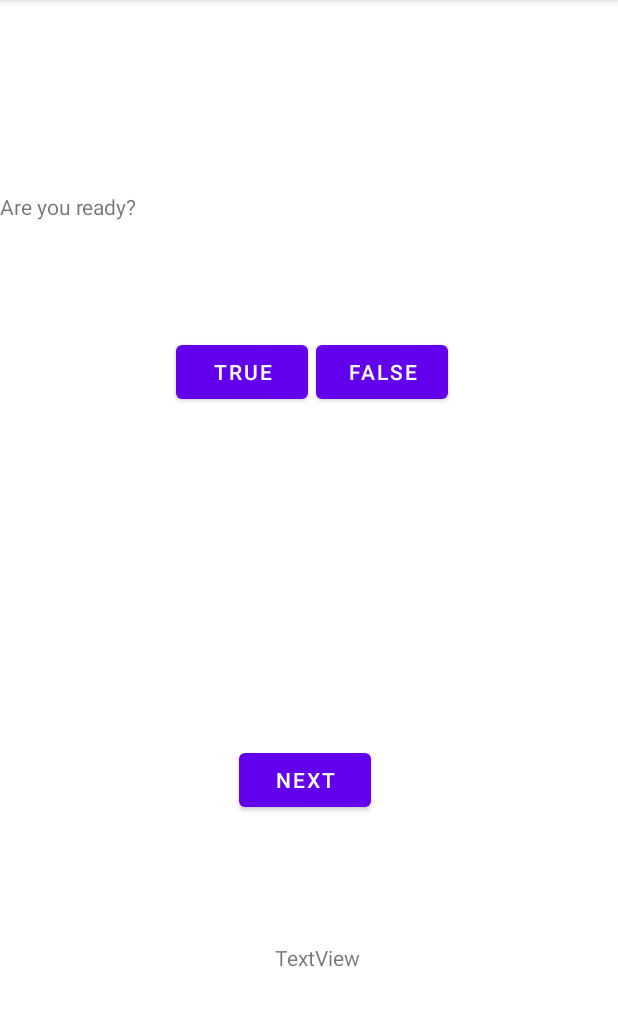
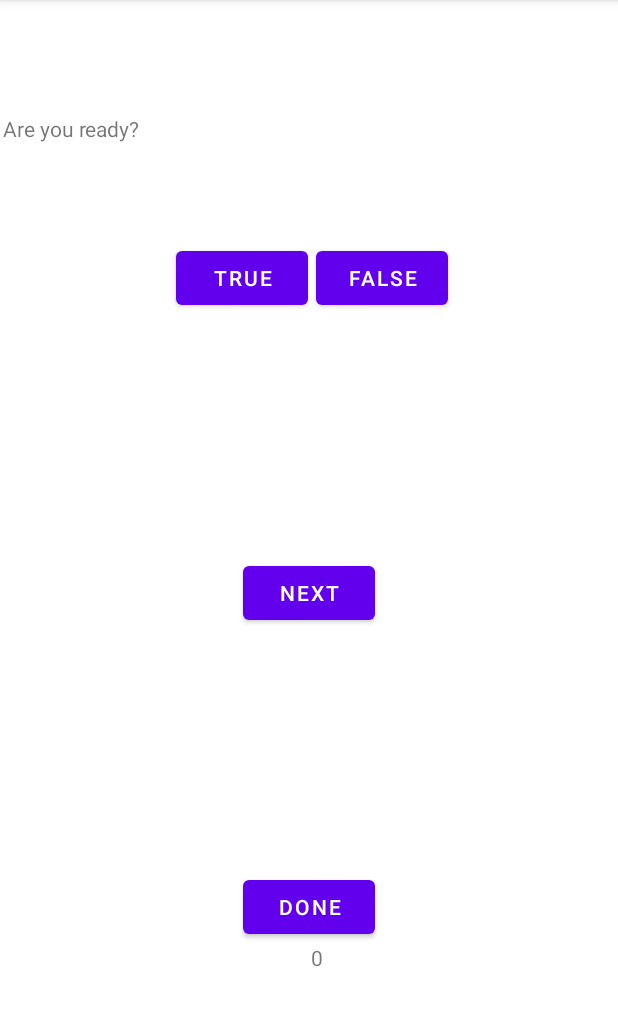
Before and after one commit to Computer217/Quiz-App-Android, an Android app: the screen it shows after launch (MainActivity), on a phone screen of 412 x 824 dp, the part 84-1110 px from its top. Run offline under Robolectric (Android 15) with nearby library versions, the phone set to English and light mode, and no system bars.

Commit message:
"true button functionality"

```diff
--- a/app/src/main/AndroidManifest.xml
+++ b/app/src/main/AndroidManifest.xml
@@ -9,6 +9,10 @@
         android:roundIcon="@mipmap/ic_launcher_round"
         android:supportsRtl="true"
         android:theme="@style/Theme.A202102QuizApp">
+        <activity
+            android:name=".SummaryActivity"
+            android:label="@string/title_activity_summary"
+            android:theme="@style/Theme.A202102QuizApp.NoActionBar"></activity>
         <activity
             android:name=".MainActivity"
             android:label="@string/app_name"
--- a/app/src/main/java/com/example/a2021_02_quizapp/MainActivity.java
+++ b/app/src/main/java/com/example/a2021_02_quizapp/MainActivity.java
@@ -1,5 +1,6 @@
 package com.example.a2021_02_quizapp;
 
+import android.content.Intent;
 import android.os.Bundle;
 
 import com.example.a2021_02_quizapp.controller.NextQuestion;
@@ -26,13 +27,16 @@ public class MainActivity extends AppCompatActivity {
 
     private TextView questionView;
     private TextView scoreView;
-    private Button true_Button;
-    private Button false_Button;
-    private Button next_Button;
+    private Button true_button;
+    private Button false_button;
+    private Button next_button;
+    private Button done_button;
 
     AllQuestions allQuestions = new AllQuestions();
     NextQuestion nextQuestion = new NextQuestion();
     Score score = new Score();
+
+    private final String N_TAG = "IN_ONCLICK";
 
     @Override
     protected void onCreate(Bundle savedInstanceState) {
@@ -48,14 +52,31 @@ public class MainActivity extends AppCompatActivity {
         scoreView.setText(R.string.initial_score);
 
         //find buttons
-        true_Button = findViewById(R.id.t_button);
-        false_Button = findViewById(R.id.f_button);
-        next_Button = findViewById(R.id.next_button);
+        true_button = findViewById(R.id.t_button);
+        false_button = findViewById(R.id.f_button);
+        next_button = findViewById(R.id.next_button);
+        done_button = findViewById(R.id.done_button);
 
-        //make sure the buttons are watching the screen
-        true_Button.setOnClickListener(new View.OnClickListener() {
+        true_button.setOnClickListener(new View.OnClickListener() {
             @Override
-            public void onClick(View view) {
+            public void onClick(View v) {
+                Log.i(N_TAG, "Clicked True");
+                tfButtons(v,true);
+            }
+        });
+
+        false_button.setOnClickListener(new View.OnClickListener() {
+            @Override
+            public void onClick(View v) {
+                Log.i(N_TAG, "Clicked False");
+                tfButtons(v, false);
+            }
+        });
+
+        next_button.setOnClickListener(new View.OnClickListener() {
+            @Override
+            public void onClick(View v) {
+                Log.i(N_TAG, "Clicked Next");
                 int index = nextQuestion.getCurrentQuestion();
                 Question question = null;
                 try {
@@ -64,39 +85,25 @@ public class MainActivity extends AppCompatActivity {
                     Log.d(TAG_INDEX, "index out of bounds");
                 }
 
-                if (question.isQuestionTrue()) {
-                    score.correctAnswer();
-                    scoreView.setText(String.valueOf(score.getScore()));
-                }
+                score.skipQuestion();
+                index = nextQuestion.getNextQuestionIndex();
+                scoreView.setText(String.valueOf(score.getScore()));
 
-                //where is getQuestionID
-                index = allQuestions.getQuestion(index).getQuestionID();
                 questionView.setText(allQuestions.getQuestion(index).getQuestionID());
-            }
-        });
-
-        false_Button.setOnClickListener(new View.OnClickListener() {
-            @Override
-            public void onClick(View view) {
-
 
             }
         });
 
-        next_Button.setOnClickListener(new View.OnClickListener() {
+        done_button.setOnClickListener(new View.OnClickListener() {
             @Override
             public void onClick(View v) {
+                Log.i(N_TAG, "Clicked Done");
+                SummaryActivity(v);
+
             }
         });
 
-
     }
-
-
-
-
-
-
 
     @Override
     public boolean onCreateOptionsMenu(Menu menu) {
@@ -119,4 +126,41 @@ public class MainActivity extends AppCompatActivity {
 
         return super.onOptionsItemSelected(item);
     }
+
+    public void SummaryActivity (View v){
+        Intent intent = new Intent(MainActivity.this, SummaryActivity.class);
+        intent.putExtra("score", score.getScore());
+        startActivity(intent);
+        MainActivity.this.finish();
+    }
+
+
+    public void tfButtons (View v, Boolean flag){
+        int index = nextQuestion.getCurrentQuestion();
+        Question question = null;
+        try {
+            question = allQuestions.getQuestion(index);
+        } catch (Exception e) {
+            Log.d(TAG_INDEX, "index out of bounds");
+        }
+
+        if (flag == false) {
+            if (!question.isQuestionTrue()) {
+                score.correctAnswer();
+                scoreView.setText(String.valueOf(score.getScore()));
+            }
+        }
+
+        if (flag == true) {
+            if (question.isQuestionTrue()) {
+                score.correctAnswer();
+                scoreView.setText(String.valueOf(score.getScore()));
+            }
+        }
+
+
+        index = nextQuestion.getNextQuestionIndex();
+        questionView.setText(allQuestions.getQuestion(index).getQuestionID());
+    }
+
 }
--- a/app/src/main/java/com/example/a2021_02_quizapp/model/QuestionScoreController.java
+++ b/app/src/main/java/com/example/a2021_02_quizapp/model/QuestionScoreController.java
@@ -1,5 +1,6 @@
 package com.example.a2021_02_quizapp.model;
 
 public class QuestionScoreController {
+    //nothing
 
 }
--- a/app/src/main/res/layout/content_main.xml
+++ b/app/src/main/res/layout/content_main.xml
@@ -2,7 +2,6 @@
 <androidx.constraintlayout.widget.ConstraintLayout xmlns:android="http://schemas.android.com/apk/res/android"
     xmlns:app="http://schemas.android.com/apk/res-auto"
     xmlns:tools="http://schemas.android.com/tools"
-    android:id="@+id/scoreView"
     android:layout_width="match_parent"
     android:layout_height="match_parent"
     app:layout_behavior="@string/appbar_scrolling_view_behavior">
@@ -33,10 +32,10 @@
         android:id="@+id/next_button"
         android:layout_width="wrap_content"
         android:layout_height="wrap_content"
-        android:layout_marginStart="159dp"
-        android:layout_marginEnd="164dp"
+        android:layout_marginStart="162dp"
+        android:layout_marginEnd="162dp"
         android:text="Next"
-        app:layout_constraintBottom_toBottomOf="parent"
+        app:layout_constraintBottom_toTopOf="@+id/done_button"
         app:layout_constraintEnd_toEndOf="parent"
         app:layout_constraintHorizontal_bias="0.0"
         app:layout_constraintStart_toStartOf="parent"
@@ -47,15 +46,18 @@
         android:layout_width="409dp"
         android:layout_height="wrap_content"
         android:layout_marginStart="175dp"
-        android:layout_marginTop="128dp"
+        android:layout_marginTop="76dp"
         android:layout_marginEnd="178dp"
         android:text="Questions"
+        app:layout_constraintBottom_toTopOf="@+id/t_button"
         app:layout_constraintEnd_toEndOf="parent"
+        app:layout_constraintHorizontal_bias="0.495"
         app:layout_constraintStart_toStartOf="parent"
-        app:layout_constraintTop_toTopOf="parent" />
+        app:layout_constraintTop_toTopOf="parent"
+        app:layout_constraintVertical_bias="0.0" />
 
     <TextView
-        android:id="@+id/textView3"
+        android:id="@+id/scoreView"
         android:layout_width="wrap_content"
         android:layout_height="wrap_content"
         android:layout_marginStart="182dp"
@@ -68,4 +70,20 @@
         app:layout_constraintStart_toStartOf="parent"
         app:layout_constraintTop_toTopOf="parent" />
 
+    <Button
+        android:id="@+id/done_button"
+        android:layout_width="wrap_content"
+        android:layout_height="wrap_content"
+        android:layout_marginStart="162dp"
+        android:layout_marginTop="544dp"
+        android:layout_marginEnd="162dp"
+        android:layout_marginBottom="139dp"
+        android:text="Done"
+        app:layout_constraintBottom_toBottomOf="parent"
+        app:layout_constraintEnd_toEndOf="parent"
+        app:layout_constraintHorizontal_bias="0.0"
+        app:layout_constraintStart_toStartOf="parent"
+        app:layout_constraintTop_toTopOf="parent"
+        app:layout_constraintVertical_bias="1.0" />
+
 </androidx.constraintlayout.widget.ConstraintLayout>
--- a/app/src/main/res/values/strings.xml
+++ b/app/src/main/res/values/strings.xml
@@ -9,10 +9,11 @@
 
     <string name="initial_score">0</string>
     <string name="start_q"> Are you ready?</string>
-    <string name="continent_q"> There are 7 continents</string>
+    <string name="continent_q">Is the Sky Blue</string>
     <string name="oceans_q"> There are 9 seas</string>
 
     <string name="hello_first_fragment">Hello first fragment</string>
     <string name="hello_second_fragment">Hello second fragment. Arg: %1$s</string>
+    <string name="title_activity_summary">SummaryActivity</string>
 
 </resources>
```
Also changed, not shown: app/src/main/java/com/example/a2021_02_quizapp/First2Fragment.java (added, +34 -0 lines), app/src/main/java/com/example/a2021_02_quizapp/Second2Fragment.java (added, +34 -0 lines), app/src/main/java/com/example/a2021_02_quizapp/SummaryActivity.java (added, +58 -0 lines), app/src/main/res/layout/activity_summary.xml (added, +33 -0 lines), app/src/main/res/layout/content_summary.xml (added, +33 -0 lines), app/src/main/res/layout/fragment_first2.xml (added, +28 -0 lines), app/src/main/res/layout/fragment_second2.xml (added, +27 -0 lines), app/src/main/res/navigation/nav_graph.xml (+20 -0 lines).
